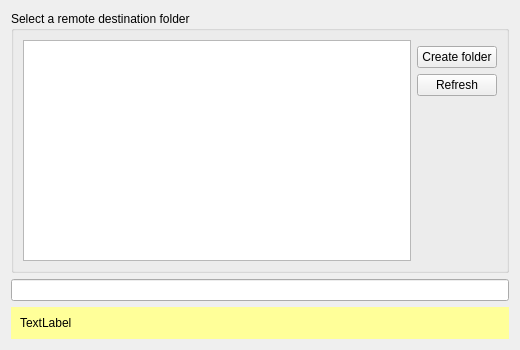
First picture: the form in src/gui/folderwizardtargetpage.ui, repository nextcloud/desktop, before the edit.
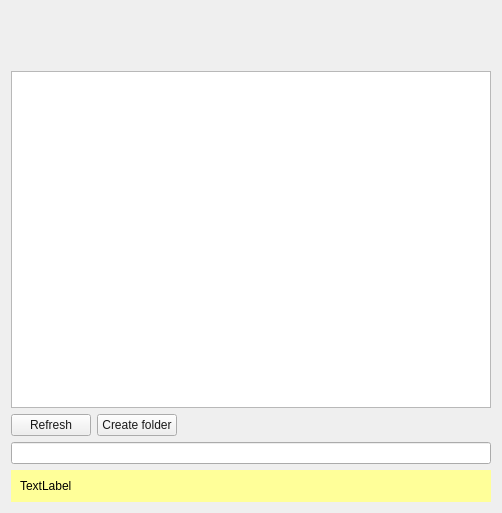
Second picture: the form after the edit.

Commit message: Changes related to add folder screen design

What changed in the file:
```diff
--- a/src/gui/folderwizardtargetpage.ui
+++ b/src/gui/folderwizardtargetpage.ui
@@ -6,18 +6,123 @@
    <rect>
     <x>0</x>
     <y>0</y>
-    <width>520</width>
-    <height>350</height>
+    <width>502</width>
+    <height>513</height>
    </rect>
   </property>
   <property name="windowTitle">
    <string notr="true">Form</string>
   </property>
-  <layout class="QGridLayout" name="gridLayout_6">
-   <item row="1" column="0">
-    <widget class="QLineEdit" name="folderEntry"/>
+  <layout class="QVBoxLayout" name="verticalLayout">
+   <item>
+    <widget class="QLabel" name="subHeader">
+     <property name="styleSheet">
+      <string notr="true"/>
+     </property>
+     <property name="text">
+      <string/>
+     </property>
+     <property name="wordWrap">
+      <bool>true</bool>
+     </property>
+    </widget>
    </item>
-   <item row="2" column="0">
+   <item>
+    <widget class="QLabel" name="content">
+     <property name="styleSheet">
+      <string notr="true"/>
+     </property>
+     <property name="text">
+      <string/>
+     </property>
+     <property name="wordWrap">
+      <bool>true</bool>
+     </property>
+    </widget>
+   </item>
+   <item>
+    <widget class="QLabel" name="subContent">
+     <property name="styleSheet">
+      <string notr="true"/>
+     </property>
+     <property name="text">
+      <string/>
+     </property>
+     <property name="wordWrap">
+      <bool>true</bool>
+     </property>
+    </widget>
+   </item>
+   <item>
+    <layout class="QHBoxLayout" name="horizontalLayout_3">
+     <item>
+      <widget class="QTreeWidget" name="folderTreeWidget">
+       <property name="styleSheet">
+        <string notr="true">font: 14px &quot;Segoe UI&quot;;
+color: #191919</string>
+       </property>
+       <property name="sortingEnabled">
+        <bool>true</bool>
+       </property>
+       <property name="headerHidden">
+        <bool>true</bool>
+       </property>
+       <column>
+        <property name="text">
+         <string>Folders</string>
+        </property>
+       </column>
+      </widget>
+     </item>
+    </layout>
+   </item>
+   <item>
+    <layout class="QHBoxLayout" name="horizontalLayout_2">
+     <item>
+      <widget class="QPushButton" name="refreshButton">
+       <property name="styleSheet">
+        <string notr="true">font: 14px &quot;Segoe UI&quot;;
+color: #191919</string>
+       </property>
+       <property name="text">
+        <string>Refresh</string>
+       </property>
+      </widget>
+     </item>
+     <item>
+      <widget class="QPushButton" name="addFolderButton">
+       <property name="styleSheet">
+        <string notr="true">font: 14px &quot;Segoe UI&quot;;
+color: #191919</string>
+       </property>
+       <property name="text">
+        <string>Create folder</string>
+       </property>
+      </widget>
+     </item>
+     <item>
+      <spacer name="horizontalSpacer">
+       <property name="orientation">
+        <enum>Qt::Horizontal</enum>
+       </property>
+       <property name="sizeHint" stdset="0">
+        <size>
+         <width>40</width>
+         <height>20</height>
+        </size>
+       </property>
+      </spacer>
+     </item>
+    </layout>
+   </item>
+   <item>
+    <widget class="QLineEdit" name="folderEntry">
+     <property name="styleSheet">
+      <string notr="true"/>
+     </property>
+    </widget>
+   </item>
+   <item>
     <widget class="QFrame" name="warnFrame">
      <property name="palette">
       <palette>
@@ -125,63 +230,6 @@
      </layout>
     </widget>
    </item>
-   <item row="0" column="0">
-    <widget class="QGroupBox" name="groupBox">
-     <property name="title">
-      <string>Select a remote destination folder</string>
-     </property>
-     <property name="flat">
-      <bool>true</bool>
-     </property>
-     <property name="checkable">
-      <bool>false</bool>
-     </property>
-     <layout class="QGridLayout" name="gridLayout">
-      <item row="1" column="1">
-       <widget class="QPushButton" name="addFolderButton">
-        <property name="text">
-         <string>Create folder</string>
-        </property>
-       </widget>
-      </item>
-      <item row="3" column="1">
-       <spacer name="verticalSpacer_2">
-        <property name="orientation">
-         <enum>Qt::Vertical</enum>
-        </property>
-        <property name="sizeHint" stdset="0">
-         <size>
-          <width>20</width>
-          <height>40</height>
-         </size>
-        </property>
-       </spacer>
-      </item>
-      <item row="2" column="1">
-       <widget class="QPushButton" name="refreshButton">
-        <property name="text">
-         <string>Refresh</string>
-        </property>
-       </widget>
-      </item>
-      <item row="0" column="0" rowspan="4">
-       <widget class="QTreeWidget" name="folderTreeWidget">
-        <property name="sortingEnabled">
-         <bool>true</bool>
-        </property>
-        <property name="headerHidden">
-         <bool>true</bool>
-        </property>
-        <column>
-         <property name="text">
-          <string>Folders</string>
-         </property>
-        </column>
-       </widget>
-      </item>
-     </layout>
-    </widget>
-   </item>
   </layout>
  </widget>
  <resources/>
```
The commit also changes 2 other files.
